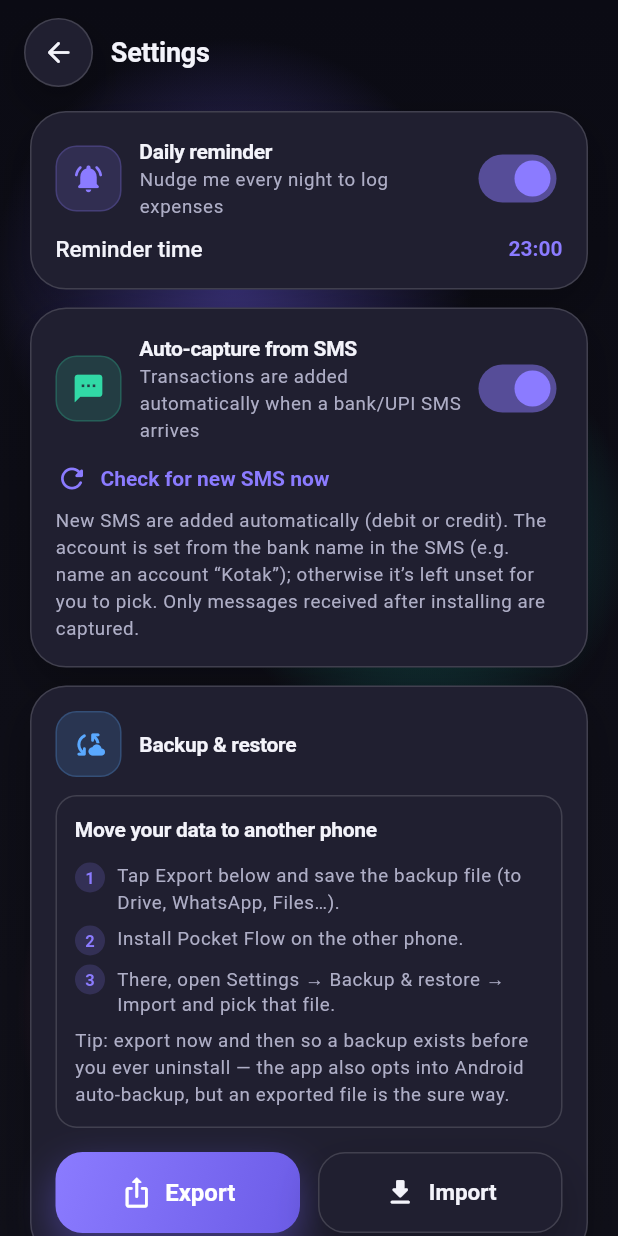
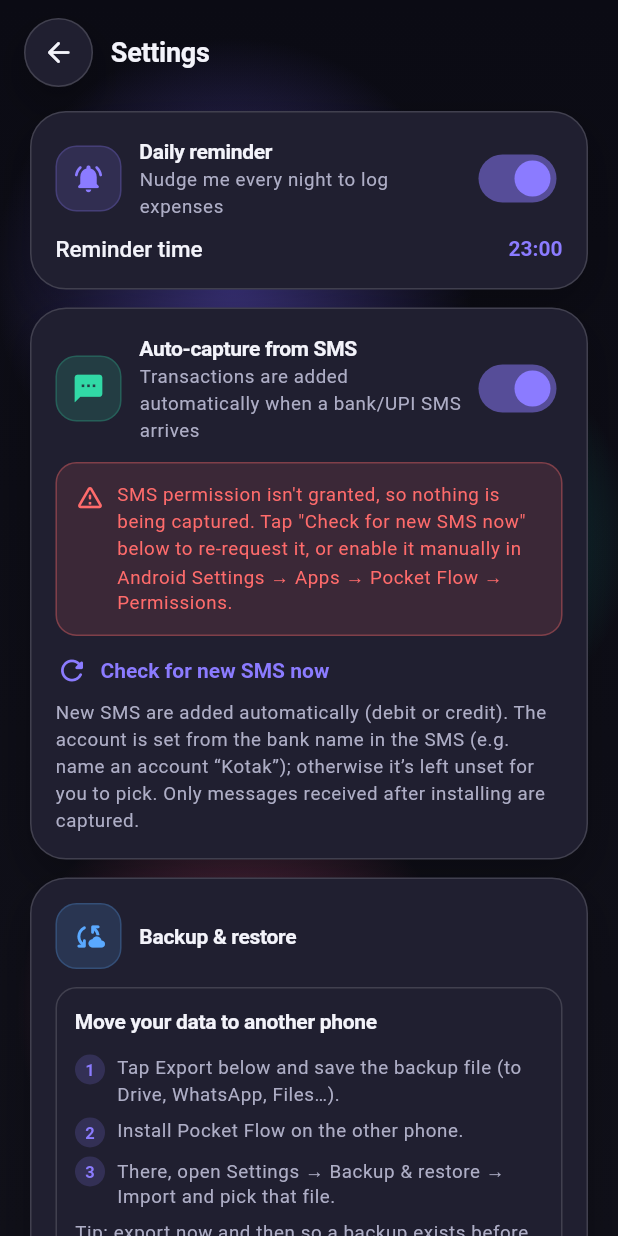
Before and after one commit to syedfarhan-596/Portfolio, a Flutter app: the screen it shows after launch, after a tap on the "settings" icon, on a phone screen of 412 x 824 dp. Run offline on Flutter 3.47's test engine with Material 3 defaults, Android fonts, the phone set to English and light mode, and no system bars; our stand-ins replace file_picker, flutter_contacts, flutter_local_notifications, flutter_riverpod, share_plus, shared_preferences and 2 more; missing offline and left inert: another_telephony; accounts and stored records are empty.

Commit message:
Fix SMS capture permanently breaking after any permission failure
Two compounding bugs meant SMS capture could go silently and permanently
dead for the rest of an app session (or forever, in the first case):

- ensureSmsSetup() only ever asked for SMS/notification permission once,
  gated by a one-time flag. If that permission was ever denied — or
  auto-revoked by Android for being unused, which is a real OS feature —
  the app would never ask again, and both the read and listen paths
  swallow the resulting exception silently, so capture just does nothing
  with zero visible symptom. Now it re-requests every app open, which is a
  no-op when already granted.
- startSmsListener() marked itself "listening" before knowing whether
  registering the listener actually succeeded, so a single permission
  failure permanently blocked all future retries for that process — even
  after the user granted permission and reopened the app. listenIncoming()
  now reports back whether it actually registered.

Also added a visible warning in Settings when SMS capture is on but
permission isn't actually granted, instead of it failing invisibly.

```diff
--- a/farhans-wallet-flutter/lib/core/app_info.dart
+++ b/farhans-wallet-flutter/lib/core/app_info.dart
@@ -2,4 +2,4 @@
 /// can show what's actually installed — useful for confirming a build is the
 /// one you think it is, since Android will silently keep an old APK around
 /// if a signature/install issue ever stops an update from landing.
-const String appVersionLabel = 'Pocket Flow v1.7.0 (9)';
+const String appVersionLabel = 'Pocket Flow v1.8.0 (10)';
--- a/farhans-wallet-flutter/lib/features/settings/settings_screen.dart
+++ b/farhans-wallet-flutter/lib/features/settings/settings_screen.dart
@@ -101,11 +101,38 @@ class _SettingsScreenState extends ConsumerState<SettingsScreen> {
                     onChanged: (v) => setState(() => prefs.smsCapture = v),
                   ),
                 ),
+                if (prefs.smsCapture && !prefs.smsPermGranted) ...[
+                  const SizedBox(height: Insets.sm),
+                  Container(
+                    padding: const EdgeInsets.all(Insets.sm),
+                    decoration: BoxDecoration(
+                      color: t.danger.withValues(alpha: 0.12),
+                      borderRadius: BorderRadius.circular(Corners.sm),
+                      border: Border.all(color: t.danger.withValues(alpha: 0.35)),
+                    ),
+                    child: Row(
+                      crossAxisAlignment: CrossAxisAlignment.start,
+                      children: [
+                        Icon(Icons.warning_amber_rounded, color: t.danger, size: 20),
+                        const SizedBox(width: Insets.xs),
+                        Expanded(
+                          child: Text(
+                            'SMS permission isn\'t granted, so nothing is being captured. '
+                            'Tap "Check for new SMS now" below to re-request it, or enable it '
+                            'manually in Android Settings → Apps → Pocket Flow → Permissions.',
+                            style: context.text.bodySmall?.copyWith(color: t.danger),
+                          ),
+                        ),
+                      ],
+                    ),
+                  ),
+                ],
                 const SizedBox(height: Insets.sm),
                 Pressable(
                   onTap: () async {
                     final sms = ref.read(smsServiceProvider);
                     final granted = await sms.requestPermission();
+                    setState(() => prefs.smsPermGranted = granted);
                     if (!granted) {
                       if (!context.mounted) return;
                       ScaffoldMessenger.of(context).showSnackBar(const SnackBar(
--- a/farhans-wallet-flutter/lib/services/prefs.dart
+++ b/farhans-wallet-flutter/lib/services/prefs.dart
@@ -19,9 +19,11 @@ class Prefs {
   bool get smsCapture => _sp.getBool('sms_capture') ?? true;
   set smsCapture(bool v) => _sp.setBool('sms_capture', v);
 
-  /// Whether we've already asked for SMS/notification permission once.
-  bool get smsPermAsked => _sp.getBool('sms_perm_asked') ?? false;
-  set smsPermAsked(bool v) => _sp.setBool('sms_perm_asked', v);
+  /// Result of the last SMS permission request — lets Settings show a clear
+  /// warning instead of capture silently doing nothing when permission was
+  /// denied (or auto-revoked by Android for being unused).
+  bool get smsPermGranted => _sp.getBool('sms_perm_granted') ?? false;
+  set smsPermGranted(bool v) => _sp.setBool('sms_perm_granted', v);
 
   /// Epoch millis of the newest SMS already captured. Seeded to install time so
   /// pre-existing (old) messages are never imported.
--- a/farhans-wallet-flutter/lib/services/sms_service.dart
+++ b/farhans-wallet-flutter/lib/services/sms_service.dart
@@ -27,7 +27,10 @@ class SmsService {
         .toList();
   }
 
-  void listenIncoming(
+  /// Returns whether the listener actually registered, so the caller can
+  /// retry later (e.g. on next resume) instead of wrongly assuming it's
+  /// listening when permission wasn't actually granted.
+  bool listenIncoming(
     void Function(SmsRecord) onMessage, {
     MessageHandler? onBackground,
   }) {
@@ -42,8 +45,10 @@ class SmsService {
         onBackgroundMessage: onBackground,
         listenInBackground: onBackground != null,
       );
+      return true;
     } catch (_) {
       // No SMS permission yet — listening will be retried after it's granted.
+      return false;
     }
   }
 }
--- a/farhans-wallet-flutter/lib/state/wallet_state.dart
+++ b/farhans-wallet-flutter/lib/state/wallet_state.dart
@@ -374,23 +374,25 @@ class WalletNotifier extends AsyncNotifier<WalletData> {
   // ── SMS capture ──
   bool _listening = false;
 
-  /// On first launch, ask once for SMS + notification permission. Old messages
-  /// are excluded because [Prefs.lastSmsScan] is seeded to install time in main().
+  /// Make sure SMS + notification permission is actually granted, every time
+  /// the app opens — not just once. Requesting again when permission is
+  /// already granted is a no-op (the OS returns immediately, no dialog), so
+  /// this costs nothing for the common case, but it means a permission that
+  /// was ever denied (or auto-revoked by Android for being unused) gets a
+  /// real chance to be granted instead of silently staying broken forever.
+  /// Old messages are excluded regardless, because [Prefs.lastSmsScan] is
+  /// seeded to install time in main().
   Future<void> ensureSmsSetup() async {
     if (!_prefs.smsCapture) return;
-    if (!_prefs.smsPermAsked) {
-      _prefs.smsPermAsked = true;
-      await ref.read(smsServiceProvider).requestPermission();
-      await ref.read(notificationProvider).requestPermission();
-    }
+    _prefs.smsPermGranted = await ref.read(smsServiceProvider).requestPermission();
+    await ref.read(notificationProvider).requestPermission();
   }
 
   /// Start listening for incoming SMS — in real time while running, and via a
   /// background isolate (smsBackgroundHandler) when the app is closed/killed.
   void startSmsListener() {
     if (_listening || !_prefs.smsCapture) return;
-    _listening = true;
-    ref.read(smsServiceProvider).listenIncoming(
+    _listening = ref.read(smsServiceProvider).listenIncoming(
           (r) => _captureSms(r, notify: true),
           onBackground: smsBackgroundHandler,
         );
@@ -404,6 +406,10 @@ class WalletNotifier extends AsyncNotifier<WalletData> {
     try {
       records = await ref.read(smsServiceProvider).readInbox();
     } catch (_) {
+      // Reading the inbox only fails like this when SMS permission isn't
+      // actually granted — record that so Settings can surface it instead
+      // of capture just silently doing nothing.
+      _prefs.smsPermGranted = false;
       return;
     }
     final since = _prefs.lastSmsScan;
--- a/farhans-wallet-flutter/pubspec.yaml
+++ b/farhans-wallet-flutter/pubspec.yaml
@@ -1,7 +1,7 @@
 name: farhans_wallet
 description: "Farhan's Wallet — premium offline expense, lending & investment tracker."
 publish_to: 'none'
-version: 1.7.0+9
+version: 1.8.0+10
 
 environment:
   sdk: ^3.5.0
```
